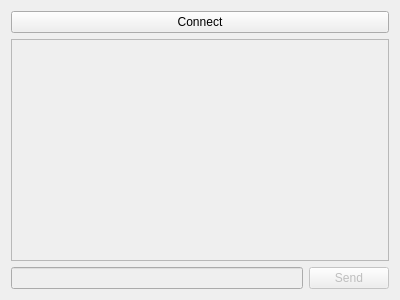
Old version of the form Client/chatwindow.ui in the repository IldarS2000/Messenger.
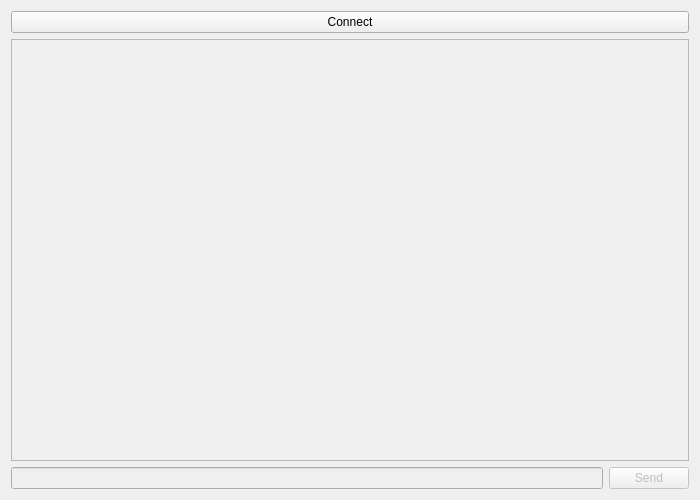
New version of the form.

```diff
--- a/Client/chatwindow.ui
+++ b/Client/chatwindow.ui
@@ -3,11 +3,11 @@
  <class>ChatWindow</class>
  <widget class="QWidget" name="ChatWindow">
   <property name="geometry">
-   <rect>
+   <rect>s
     <x>0</x>
     <y>0</y>
-    <width>400</width>
-    <height>300</height>
+    <width>700</width>
+    <height>500</height>
    </rect>
   </property>
   <property name="windowTitle">
```
Left out of the diff: 2 changed lines with no effect on the pictures.
